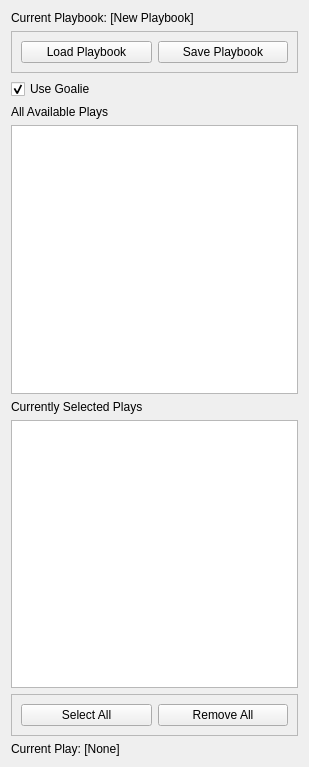
First picture: the form in soccer/ui/PlayConfigTab.ui, repository RoboJackets/robocup-software, before the edit.
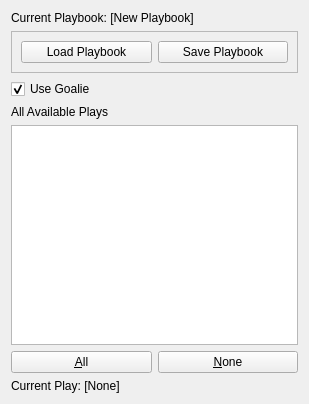
Second picture: the form after the edit.

Commit message: Changed play list to a single list with checkboxes. Removed shared_ptr typedef from various classes because it conflicts with the real shared_ptr when using namespace boost, and it is overridden in some classes. Fixed some test plays. Space no longer pauses logging. Tabs are now named by windowTitle so arbitrary text is allowed. Tabs no longer show "..." in KDE.

The edit to the form file:
```diff
--- a/soccer/ui/PlayConfigTab.ui
+++ b/soccer/ui/PlayConfigTab.ui
@@ -7,7 +7,7 @@
     <x>0</x>
     <y>0</y>
     <width>309</width>
-    <height>767</height>
+    <height>404</height>
    </rect>
   </property>
   <property name="windowTitle">
@@ -68,43 +68,25 @@
     </widget>
    </item>
    <item>
-    <widget class="QListWidget" name="listPossiblePlays"/>
+    <widget class="QListView" name="plays"/>
    </item>
    <item>
-    <widget class="QLabel" name="label_2">
-     <property name="text">
-      <string>Currently Selected Plays</string>
-     </property>
-    </widget>
-   </item>
-   <item>
-    <widget class="QListWidget" name="listSelectedPlays"/>
-   </item>
-   <item>
-    <widget class="QFrame" name="frame">
-     <property name="frameShape">
-      <enum>QFrame::StyledPanel</enum>
-     </property>
-     <property name="frameShadow">
-      <enum>QFrame::Raised</enum>
-     </property>
      <layout class="QHBoxLayout" name="horizontalLayout">
       <item>
        <widget class="QPushButton" name="btnSelectAll">
         <property name="text">
-         <string>Select All</string>
+        <string>&amp;All</string>
         </property>
        </widget>
       </item>
       <item>
        <widget class="QPushButton" name="btnRemoveAll">
         <property name="text">
-         <string>Remove All</string>
+        <string>&amp;None</string>
         </property>
        </widget>
       </item>
      </layout>
-    </widget>
    </item>
    <item>
     <widget class="QLabel" name="lblCurrentPlay">
```
Left out of the diff: 15 changed lines with no effect on the pictures. Lines whose indentation alone changed are shown as unchanged. The commit also changes 32 other files.
